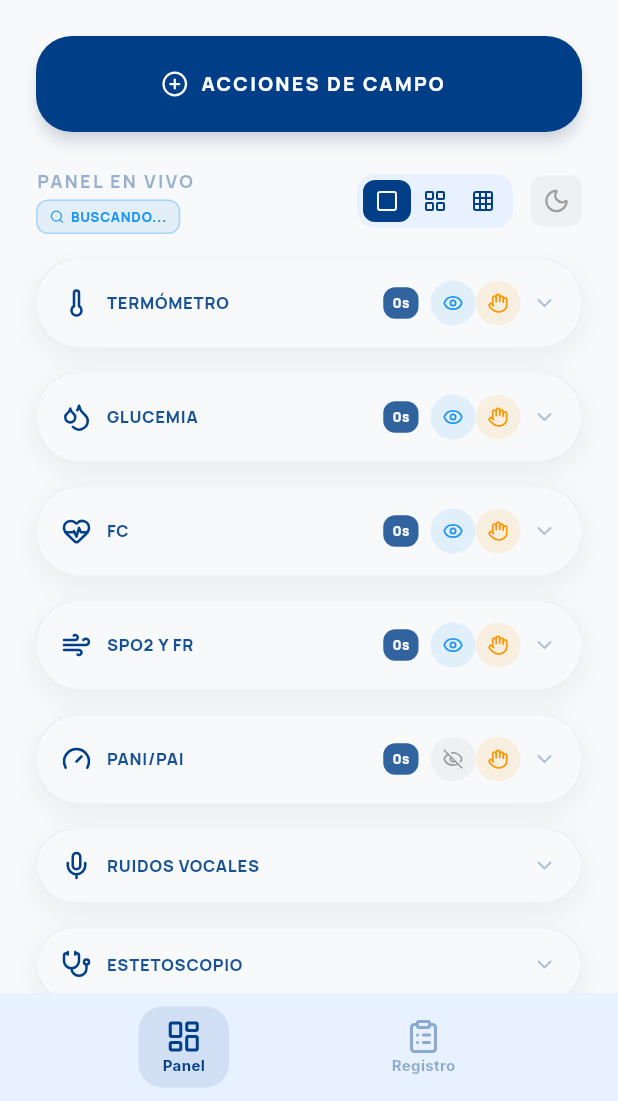
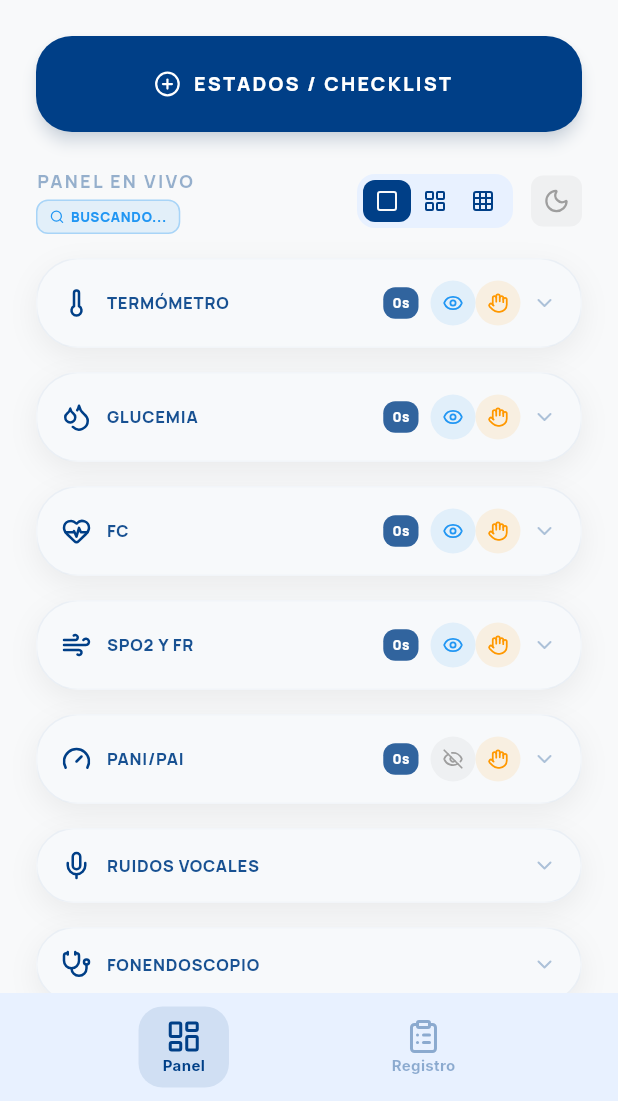
Before and after one commit to Tomeugv01/msi---medical-simulated-instruments, a Flutter app: the screen it shows after launch, after a tap on "Inicio Rápido", on a phone screen of 412 x 824 dp, the part 135-1236 px from its top. Run offline on Flutter 3.47's test engine with Material 3 defaults, Android fonts, the phone set to English and light mode, and no system bars; our stand-ins replace audioplayers, google_fonts, lucide_icons, permission_handler, printing, reorderables and 2 more; missing offline and left inert: audio_session, flutter_reactive_ble; statements that could not run were skipped.

Commit message:
fixes de text

```diff
--- a/lib/providers/simulation_provider.dart
+++ b/lib/providers/simulation_provider.dart
@@ -91,7 +91,7 @@ class SimulationState extends ChangeNotifier {
     Instrument(
         title: 'PANI/PAI', icon: LucideIcons.gauge, isVisibleOnMonitor: false),
     Instrument(title: 'Ruidos Vocales', icon: LucideIcons.mic),
-    Instrument(title: 'Estetoscopio', icon: LucideIcons.stethoscope),
+    Instrument(title: 'Fonendoscopio', icon: LucideIcons.stethoscope),
   ];
 
   final List<InstrumentalPreset> _presets = [
@@ -124,7 +124,7 @@ class SimulationState extends ChangeNotifier {
         'Termómetro',
         'PANI/PAI',
         'Ruidos Vocales',
-        'Estetoscopio'
+        'Fonendoscopio'
       ],
       isClinical: true,
       allowedEvents: [
@@ -426,6 +426,8 @@ class SimulationState extends ChangeNotifier {
       case 'Voice':
       case 'Módulo de Sonido':
         return 'Ruidos Vocales';
+      case 'Estetoscopio':
+        return 'Fonendoscopio';
       default:
         return title;
     }
@@ -456,7 +458,7 @@ class SimulationState extends ChangeNotifier {
               icon: LucideIcons.gauge,
               isVisibleOnMonitor: false),
           Instrument(title: 'Ruidos Vocales', icon: LucideIcons.mic),
-          Instrument(title: 'Estetoscopio', icon: LucideIcons.stethoscope),
+          Instrument(title: 'Fonendoscopio', icon: LucideIcons.stethoscope),
         ];
 
         for (var item in list) {
@@ -919,7 +921,7 @@ class SimulationState extends ChangeNotifier {
       Instrument(title: 'SpO2 y FR', icon: LucideIcons.wind),
       Instrument(title: 'PANI/PAI', icon: LucideIcons.gauge),
       Instrument(title: 'Ruidos Vocales', icon: LucideIcons.mic),
-      Instrument(title: 'Estetoscopio', icon: LucideIcons.stethoscope),
+      Instrument(title: 'Fonendoscopio', icon: LucideIcons.stethoscope),
     ]);
 
     _presets.clear();
@@ -951,7 +953,7 @@ class SimulationState extends ChangeNotifier {
           'SpO2 y FR',
           'Termómetro',
           'PANI/PAI',
-          'Estetoscopio'
+          'Fonendoscopio'
         ],
         isClinical: true,
         allowedEvents: [
--- a/lib/screens/hub_screen.dart
+++ b/lib/screens/hub_screen.dart
@@ -51,7 +51,7 @@ class HubScreen extends StatelessWidget {
           ElevatedButton.icon(
             onPressed: () => _showActionsMenu(context, state),
             icon: const Icon(LucideIcons.plusCircle, size: 18),
-            label: Text('ACCIONES DE CAMPO',
+            label: Text('ESTADOS / CHECKLIST',
                 style: GoogleFonts.manrope(
                     fontWeight: FontWeight.w900,
                     letterSpacing: 1.5,
@@ -871,7 +871,7 @@ class HubCell extends StatelessWidget {
     } else if (title == 'Ruidos Vocales') {
       val = 'Pista 1';
       unit = 'IZQ';
-    } else if (title == 'Estetoscopio') {
+    } else if (title == 'Fonendoscopio') {
       val = 'Pista 2';
       unit = 'DER';
     }
@@ -879,7 +879,7 @@ class HubCell extends StatelessWidget {
     if (title == 'Ruidos Vocales') {
       return _VoiceModuleCell(instrument: instrument, scale: scale);
     }
-    if (title == 'Estetoscopio') {
+    if (title == 'Fonendoscopio') {
       return _StethoscopeModuleCell(instrument: instrument, scale: scale);
     }
 
@@ -1477,7 +1477,7 @@ void _showVolumeMenu(BuildContext context, SimulationState state, bool isLeft) {
           Text(
               isLeft
                   ? 'Volumen Canal Izquierdo (Ruidos Vocales)'
-                  : 'Volumen Canal Derecho (Estetoscopio)',
+                  : 'Volumen Canal Derecho (Fonendoscopio)',
               style: GoogleFonts.manrope(
                   fontWeight: FontWeight.w900, fontSize: 16)),
           const SizedBox(height: 24),
@@ -1766,7 +1766,7 @@ class _StethoscopeModuleCell extends StatelessWidget {
                   SizedBox(width: 10 * scale),
                   Expanded(
                       child: Text(
-                          isCollapsed ? 'ESTETOSCOPIO' : 'ESTETOSCOPIO (DER)',
+                          isCollapsed ? 'FONENDOSCOPIO' : 'FONENDOSCOPIO (DER)',
                           style: GoogleFonts.manrope(
                               fontSize: 11 * scale,
                               fontWeight: FontWeight.w900,
--- a/lib/screens/setup_screen.dart
+++ b/lib/screens/setup_screen.dart
@@ -59,7 +59,7 @@ class _SetupScreenState extends State<SetupScreen> {
                         widget.onNavigate(0);
                       }),
                   MainCard(
-                      title: 'Inicio caso clinico preconfigurado',
+                      title: 'Casos Clínicos',
                       icon: LucideIcons.clipboardList,
                       color: const Color(0xFFBFD2FD),
                       onTap: () => setState(() => _view = 'presets')),
@@ -107,7 +107,7 @@ class _SetupScreenState extends State<SetupScreen> {
             crossAxisSpacing: 24,
             children: [
               MainCard(
-                title: 'EQUIPAMIENTO',
+                title: 'Monitorización',
                 icon: LucideIcons.wrench,
                 color: const Color(0xFFD7E2FF),
                 onTap: () => setState(() => _view = 'presets_instrumental'),
@@ -146,7 +146,7 @@ class _SetupScreenState extends State<SetupScreen> {
             IconButton(
                 onPressed: () => setState(() => _view = 'presets'),
                 icon: Icon(LucideIcons.arrowLeft, color: msiTheme.primary)),
-            Text('EQUIPAMIENTO',
+            Text('Monitorización',
                 style: GoogleFonts.manrope(
                     fontSize: 26,
                     fontWeight: FontWeight.w900,
--- a/lib/widgets/msi_modals.dart
+++ b/lib/widgets/msi_modals.dart
@@ -759,7 +759,7 @@ class BluetoothShortCard extends StatelessWidget {
                   ? Colors.blue
                   : msiTheme.primary.withOpacity(0.3)),
         ),
-        title: Text('HARDWARE EXTERNO',
+        title: Text('ACCESORIOS',
             style: GoogleFonts.manrope(
                 fontWeight: FontWeight.w900,
                 fontSize: 11,
```
Also changed, not shown: lib/services/audio_service.dart (+43 -4 lines).
